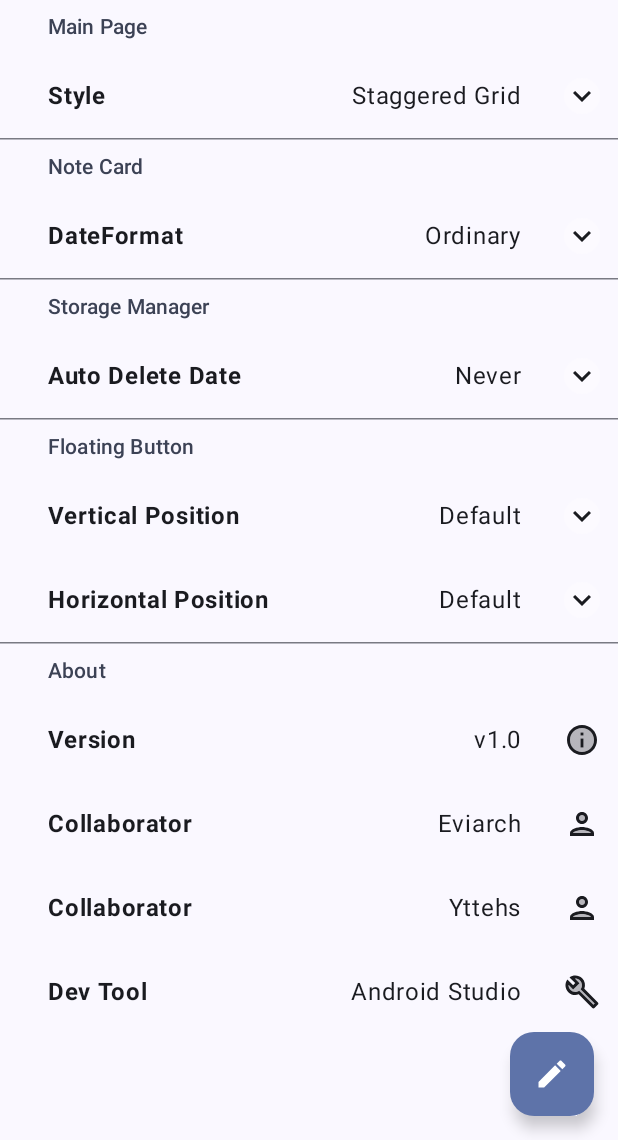
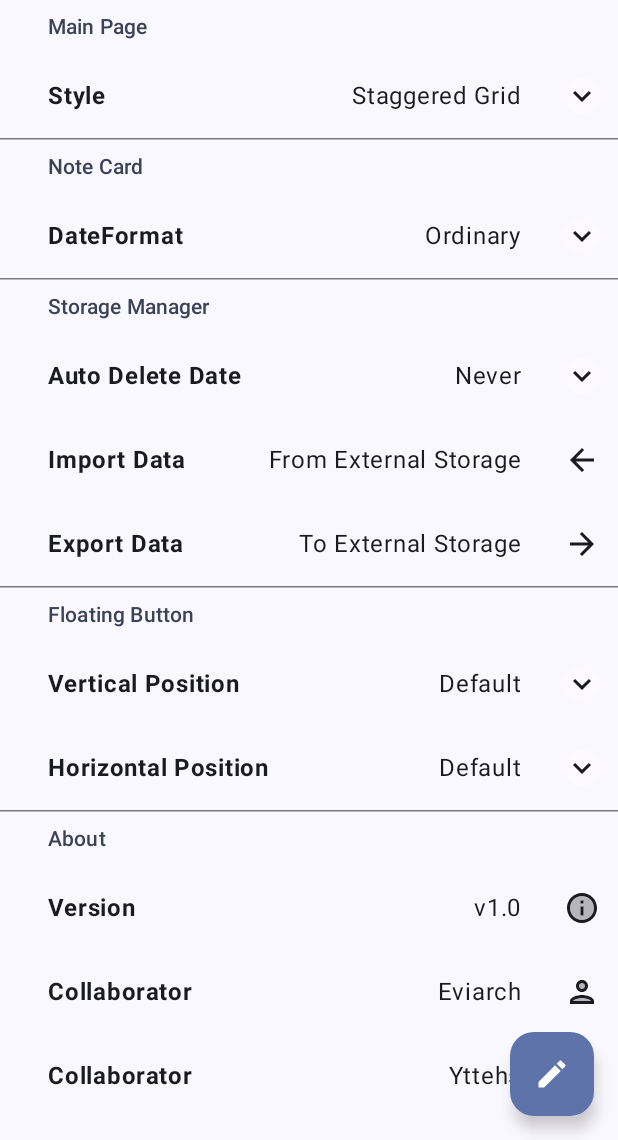
Before and after one commit to Yttehs-HDX/SimpleNote, an Android app built with Jetpack Compose: the Settings screen opened through its navigation route, on a phone screen of 412 x 824 dp, the part 96-1236 px from its top. Run offline under Robolectric (Android 15) with nearby library versions, the phone set to English and light mode, and no system bars; our stand-ins replace accompanist.

Commit message:
Add import && export.

```diff
--- a/app/build.gradle.kts
+++ b/app/build.gradle.kts
@@ -85,4 +85,7 @@ dependencies {
     val accompanistVersion = "0.34.0"
     implementation("com.google.accompanist:accompanist-systemuicontroller:$accompanistVersion")
     implementation("com.google.accompanist:accompanist-navigation-animation:$accompanistVersion")
+
+    // Gson
+    implementation("com.google.code.gson:gson:2.8.8")
 }
--- a/app/src/main/java/top/eviarch/simplenote/ui/screen/Settings.kt
+++ b/app/src/main/java/top/eviarch/simplenote/ui/screen/Settings.kt
@@ -1,6 +1,11 @@
 package top.eviarch.simplenote.ui.screen
 
+import android.app.Activity.RESULT_OK
+import android.content.Intent
+import android.icu.text.SimpleDateFormat
 import androidx.activity.compose.BackHandler
+import androidx.activity.compose.rememberLauncherForActivityResult
+import androidx.activity.result.contract.ActivityResultContracts
 import androidx.compose.foundation.background
 import androidx.compose.foundation.clickable
 import androidx.compose.foundation.layout.Box
@@ -14,6 +19,8 @@ import androidx.compose.foundation.rememberScrollState
 import androidx.compose.foundation.shape.RoundedCornerShape
 import androidx.compose.foundation.verticalScroll
 import androidx.compose.material.icons.Icons
+import androidx.compose.material.icons.automirrored.filled.ArrowBack
+import androidx.compose.material.icons.automirrored.filled.ArrowForward
 import androidx.compose.material.icons.twotone.Build
 import androidx.compose.material.icons.twotone.Info
 import androidx.compose.material.icons.twotone.KeyboardArrowDown
@@ -38,6 +45,8 @@ import androidx.compose.ui.graphics.vector.ImageVector
 import androidx.compose.ui.text.font.FontWeight
 import androidx.compose.ui.tooling.preview.Preview
 import androidx.compose.ui.unit.dp
+import com.google.gson.Gson
+import com.google.gson.reflect.TypeToken
 import top.eviarch.simplenote.DateFormatValue
 import top.eviarch.simplenote.MainViewModel
 import top.eviarch.simplenote.R
@@ -45,6 +54,10 @@ import top.eviarch.simplenote.SettingsItem
 import top.eviarch.simplenote.SettingsViewModel
 import top.eviarch.simplenote.StyleValue
 import top.eviarch.simplenote.core.SimpleNoteApplication
+import top.eviarch.simplenote.data.NoteEntity
+import top.eviarch.simplenote.extra.ToastUtil
+import java.util.Date
+import java.util.Locale
 
 @Composable
 fun Settings(
@@ -67,6 +80,8 @@ fun Settings(
             mainViewModel = mainViewModel,
             settingsViewModel = settingsViewModel
         )
+        ImportDataUnit(viewModel = mainViewModel)
+        ExportDataUnit(viewModel = mainViewModel)
         HorizontalDivider()
         SubSettingsTitle(title = SimpleNoteApplication.Context.getString(R.string.floating_button))
         VerticalPositionMode(viewModel = settingsViewModel)
@@ -143,6 +158,69 @@ fun StorageManagerMode(
             }
         }
     )
+}
+
+@Composable
+fun ExportDataUnit(
+    viewModel: MainViewModel
+) {
+    val allNote by viewModel.noteListFlow.collectAsState(emptyList())
+    val exportJsonLauncher = rememberLauncherForActivityResult(
+        contract = ActivityResultContracts.CreateDocument("application/json")
+    ) { uri ->
+        uri?.let {
+            val gson = Gson()
+            val jsonString = gson.toJson(allNote)
+            val context = SimpleNoteApplication.Context
+            context.contentResolver.openOutputStream(uri)?.use { outputStream ->
+                outputStream.write(jsonString.toByteArray())
+            }
+        }
+    }
+    ButtonUnit(
+        key = SimpleNoteApplication.Context.getString(R.string.export_data),
+        value = SimpleNoteApplication.Context.getString(R.string.to_external_storage),
+        icon = Icons.AutoMirrored.Filled.ArrowForward,
+    ) {
+        val formattedDate = SimpleDateFormat(DateFormatValue.Complex.toString(), Locale.ENGLISH).format(Date(System.currentTimeMillis()))
+        val fileName = "Simple-Note-${formattedDate}.json"
+        exportJsonLauncher.launch(fileName)
+    }
+}
+
+@Composable
+fun ImportDataUnit(
+    viewModel: MainViewModel
+) {
+    val selectJsonLauncher = rememberLauncherForActivityResult(
+        contract = ActivityResultContracts.StartActivityForResult()
+    ) { result ->
+        if (result.resultCode != RESULT_OK) {
+            return@rememberLauncherForActivityResult
+        }
+        val data = result.data ?: return@rememberLauncherForActivityResult
+        val uri = data.data ?: return@rememberLauncherForActivityResult
+        val context = SimpleNoteApplication.Context
+        val inputStream = context.contentResolver.openInputStream(uri)
+        val jsonString = inputStream?.bufferedReader().use { it?.readText() }
+        jsonString?.let {
+            val gson = Gson()
+            val noteList: List<NoteEntity> = gson.fromJson(jsonString, object : TypeToken<List<NoteEntity>>() {}.type)
+            noteList.forEach { note ->
+                viewModel.updateNote(note)
+            }
+            ToastUtil.showToast("Import " + noteList.size + " note(s)")
+        }
+    }
+    ButtonUnit(
+        key = SimpleNoteApplication.Context.getString(R.string.import_data),
+        value = SimpleNoteApplication.Context.getString(R.string.from_external_storage),
+        icon = Icons.AutoMirrored.Filled.ArrowBack,
+    ) {
+        val intent = Intent(Intent.ACTION_GET_CONTENT)
+        intent.type = "application/json"
+        selectJsonLauncher.launch(intent)
+    }
 }
 
 @Composable
@@ -272,6 +350,46 @@ fun SettingsUnit(
 }
 
 @Composable
+fun ButtonUnit(
+    key: String,
+    value: String,
+    icon: ImageVector,
+    onClick: () -> Unit
+) {
+    Row(
+        modifier = Modifier.clickable { onClick() }
+    ) {
+        Spacer(modifier = Modifier.width(16.dp))
+        Text(
+            modifier = Modifier
+                .padding(16.dp)
+                .align(Alignment.CenterVertically),
+            text = key,
+            fontWeight = FontWeight.Bold
+        )
+        Spacer(modifier = Modifier.weight(1f))
+        Text(
+            modifier = Modifier
+                .padding(16.dp)
+                .align(Alignment.CenterVertically),
+            text = value,
+        )
+        Box(
+            modifier = Modifier
+                .minimumInteractiveComponentSize()
+                .align(Alignment.CenterVertically)
+        ) {
+            Icon(
+                modifier = Modifier
+                    .align(Alignment.Center),
+                imageVector = icon,
+                contentDescription = key
+            )
+        }
+    }
+}
+
+@Composable
 fun AboutUnit(
     key: String,
     value: String,
--- a/app/src/main/res/values/strings.xml
+++ b/app/src/main/res/values/strings.xml
@@ -51,4 +51,10 @@
     <string name="year_10">10 Year</string>
     <string name="never">Never</string>
     <string name="auto_delete_note_title">Auto Delete Note (Close this dialog in settings)</string>
+    <string name="export_data">Export Data</string>
+    <string name="to_external_storage">"To External Storage"</string>
+    <string name="import_data">Import Data</string>
+    <string name="from_external_storage">"From External Storage"</string>
+    <string name="import_message_head">Import</string>
+    <string name="import_message_tail">note(s)</string>
 </resources>
```
Also changed, not shown: 1 other file.
